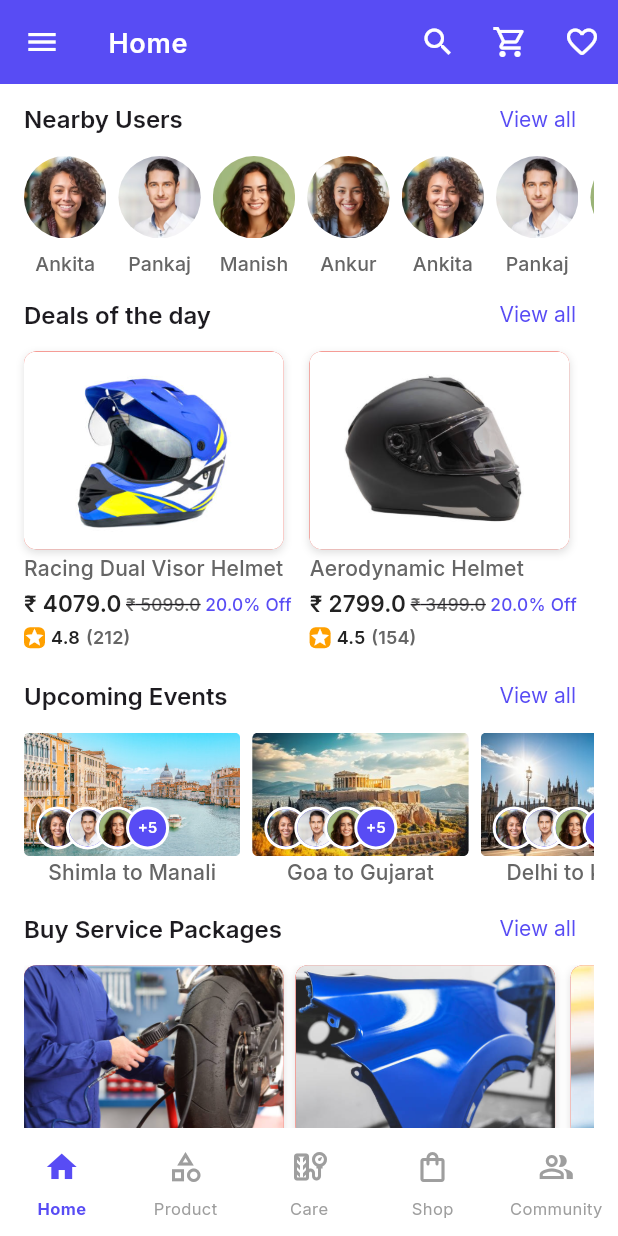
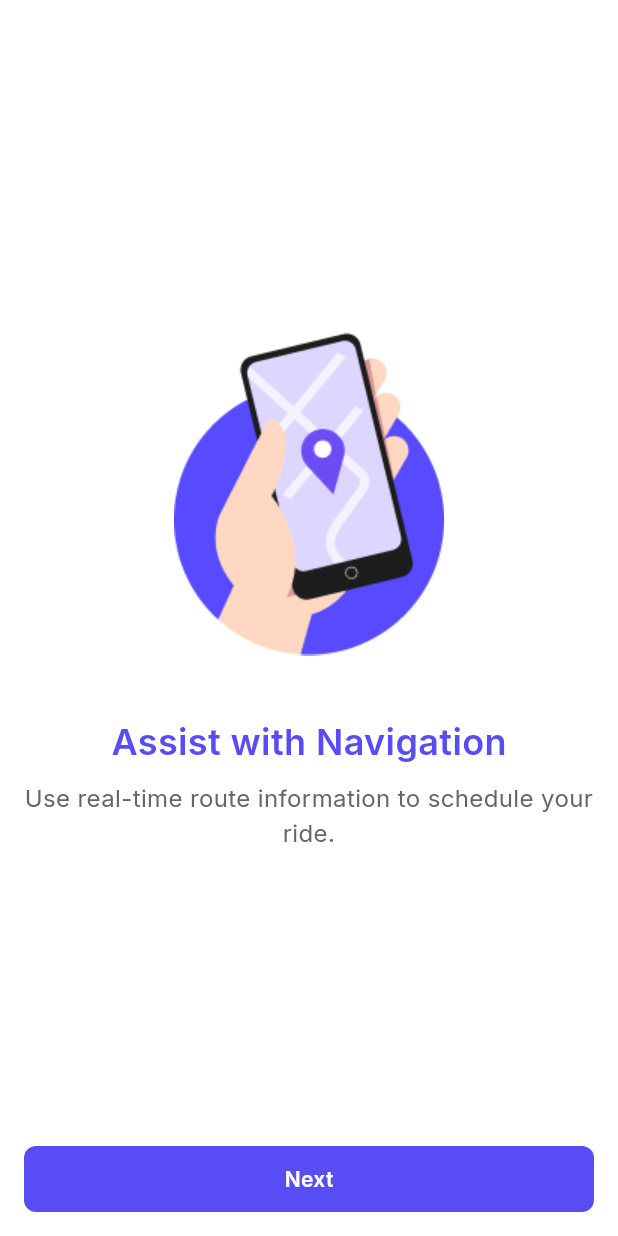
Before and after one commit to Shougotmollik/rapidoFix, a Flutter app: the screen it shows after launch, on a phone screen of 412 x 824 dp. Run offline on Flutter 3.47's test engine with Material 3 defaults, Android fonts, the phone set to English and light mode, and no system bars; our stand-ins replace get, google_fonts, pinput.

Commit message:
- design login Flow

```diff
--- a/lib/route/route_names.dart
+++ b/lib/route/route_names.dart
@@ -1,5 +1,8 @@
 class RouteNames {
   static const String splashScreen = '/';
+  static const String onBoardingScreen = '/onBoardingScreen';
+  static const String loginScreen = '/loginScreen';
+  static const String otpVerificationScreen = '/otpVerificationScreen';
 
   static const String navBarScreen = '/navBarScreen';
   static const String homeScreen = '/homeScreen';
--- a/lib/route/routes.dart
+++ b/lib/route/routes.dart
@@ -1,5 +1,8 @@
 import 'package:get/get.dart';
 import 'package:rapidofix/route/route_names.dart';
+import 'package:rapidofix/views/auth/login_screen.dart';
+import 'package:rapidofix/views/auth/on_boarding_screen.dart';
+import 'package:rapidofix/views/auth/otp_verification_screen.dart';
 import 'package:rapidofix/views/auth/splash_screen.dart';
 import 'package:rapidofix/views/main_nav/home/home_screen.dart';
 import 'package:rapidofix/views/main_nav/main_nav_bar_screen.dart';
@@ -7,6 +10,13 @@ import 'package:rapidofix/views/main_nav/main_nav_bar_screen.dart';
 class Routes {
   static final pages = [
     GetPage(name: RouteNames.splashScreen, page: () => SplashScreen()),
+    GetPage(name: RouteNames.onBoardingScreen, page: () => OnBoardingScreen()),
+    GetPage(name: RouteNames.loginScreen, page: () => LoginScreen()),
+    GetPage(
+      name: RouteNames.otpVerificationScreen,
+      page: () => OtpVerificationScreen(),
+    ),
+
     GetPage(name: RouteNames.navBarScreen, page: () => MainNavBarScreen()),
     GetPage(
       name: RouteNames.homeScreen,
--- /dev/null
+++ b/lib/views/auth/on_boarding_screen.dart
@@ -0,0 +1,67 @@
+import 'package:flutter/material.dart';
+import 'package:get/get.dart';
+import 'package:rapidofix/constants/app_colors.dart';
+import 'package:rapidofix/route/route_names.dart';
+
+class OnBoardingScreen extends StatelessWidget {
+  const OnBoardingScreen({super.key});
+
+  @override
+  Widget build(BuildContext context) {
+    return Scaffold(
+      body: Center(
+        child: Padding(
+          padding: const EdgeInsets.all(16.0),
+          child: Column(
+            mainAxisAlignment: MainAxisAlignment.center,
+            spacing: 10,
+            children: [
+              Spacer(),
+              Image.asset('assets/images/Navigation_Illustration.png'),
+              SizedBox(height: 20),
+              Text(
+                'Assist with Navigation',
+                style: TextStyle(
+                  fontSize: 24,
+                  fontWeight: FontWeight.w600,
+                  color: AppColors.purpleColor,
+                ),
+              ),
+              Text(
+                'Use real-time route information to schedule your ride.',
+                textAlign: TextAlign.center,
+                style: TextStyle(
+                  fontSize: 16,
+                  fontWeight: FontWeight.w400,
+                  color: AppColors.greyTextColor,
+                ),
+              ),
+              Spacer(),
+              GestureDetector(
+                onTap: () => Get.offAllNamed(RouteNames.loginScreen),
+                child: Container(
+                  width: double.infinity,
+                  padding: EdgeInsets.symmetric(vertical: 12),
+                  decoration: BoxDecoration(
+                    color: AppColors.purpleColor,
+                    borderRadius: BorderRadius.circular(8),
+                  ),
+                  child: Center(
+                    child: Text(
+                      'Next',
+                      style: TextStyle(
+                        fontWeight: FontWeight.w600,
+                        fontSize: 14,
+                        color: Colors.white,
+                      ),
+                    ),
+                  ),
+                ),
+              ),
+            ],
+          ),
+        ),
+      ),
+    );
+  }
+}
--- a/lib/views/auth/splash_screen.dart
+++ b/lib/views/auth/splash_screen.dart
@@ -13,7 +13,7 @@ class _SplashScreenState extends State<SplashScreen> {
   Future<void> _moveToNextScreen() async {
     await Future.delayed(Duration(seconds: 2));
     if (mounted) {
-      Get.offNamed(RouteNames.navBarScreen);
+      Get.offNamed(RouteNames.onBoardingScreen);
     }
   }
 
--- a/pubspec.yaml
+++ b/pubspec.yaml
@@ -36,6 +36,7 @@ dependencies:
   cupertino_icons: ^1.0.8
   get: ^4.7.2
   google_fonts: ^6.2.1
+  pinput: ^5.0.1
 
 dev_dependencies:
   flutter_test:
```
Also changed, not shown: lib/views/auth/login_screen.dart (added, +148 -0 lines), lib/views/auth/otp_verification_screen.dart (added, +107 -0 lines), lib/views/auth/widgets/otp_input_screen.dart (added, +59 -0 lines), assets/images/Navigation_Illustration.png (added), assets/images/bike.png (added), pubspec.lock.
